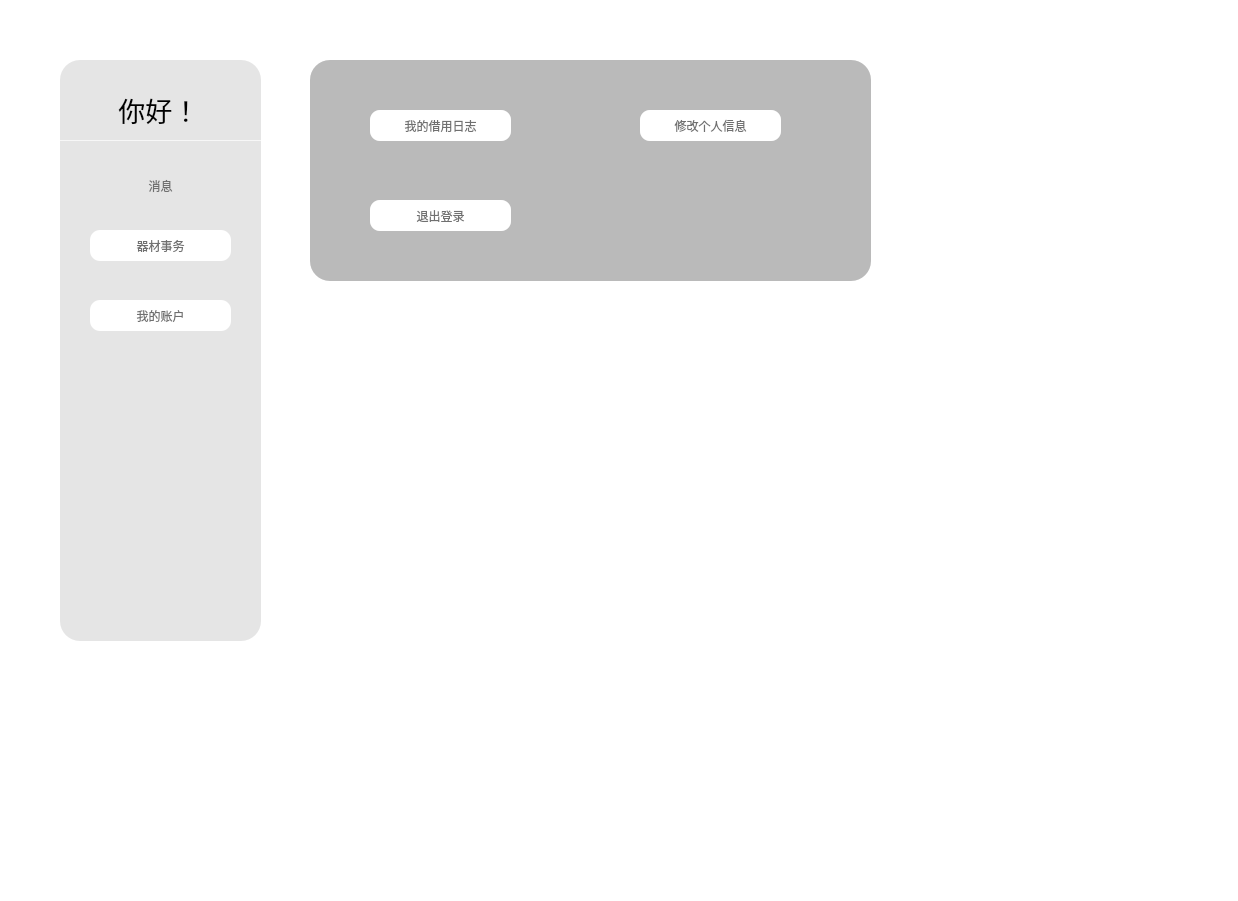
First picture: the form in view/homepage/studenthomepage.ui, repository JunWang666/LabNexus, before the edit.
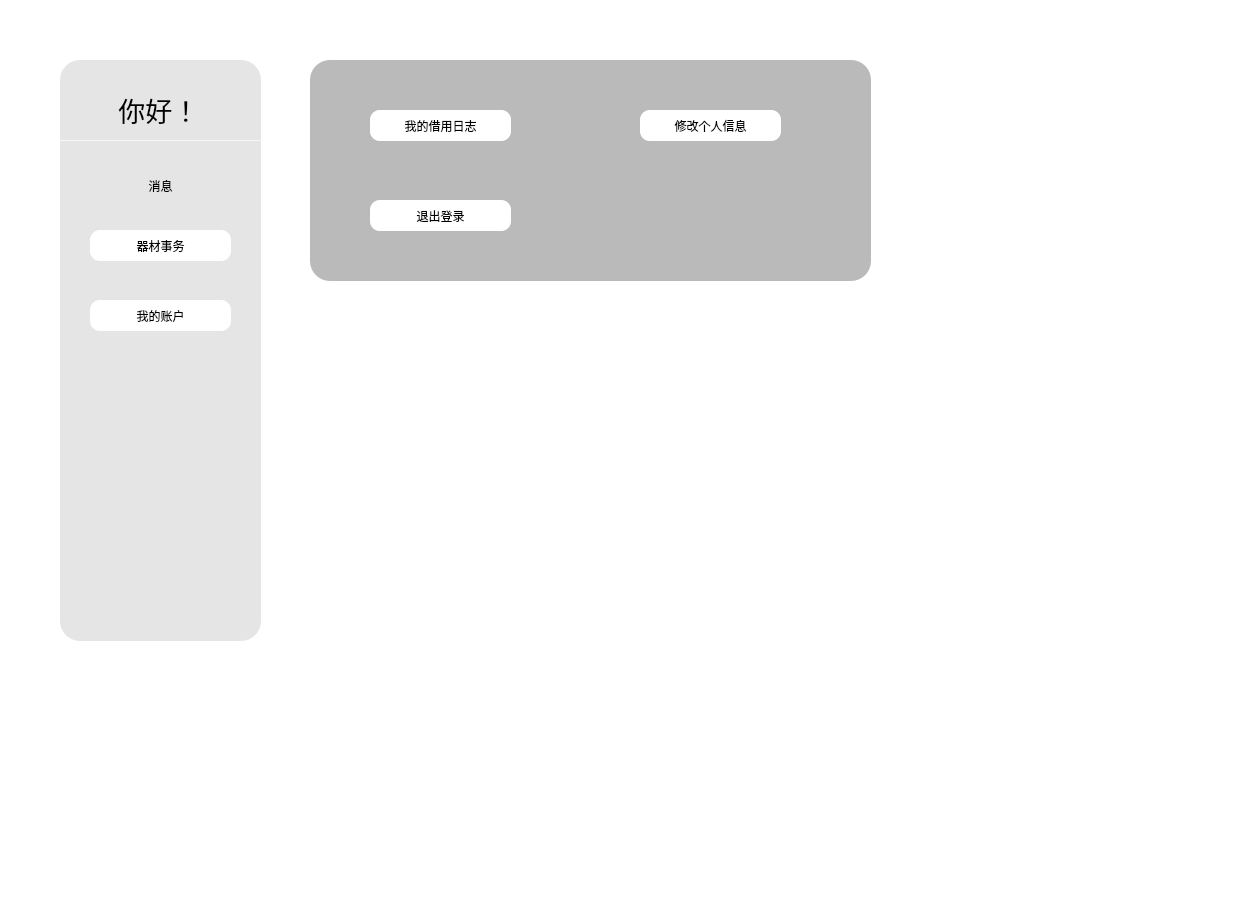
Second picture: the form after the edit. Icons and pictures are not drawn.

```diff
--- a/view/homepage/studenthomepage.ui
+++ b/view/homepage/studenthomepage.ui
@@ -50,20 +50,16 @@
 
 QPushButton{
 border-radius:10px;
-
-    background-color: qradialgradient(spread:pad, cx:0.5, cy:1, radius:0.538, fx:0.496955, fy:1, stop:0 rgba(0, 220,
-    255, 255), stop:1 rgba(255, 205, 120, 255));
-    font:700 20pt &quot;Microsoft YaHei UI&quot;;
-    color: rgb(112, 112, 112);
+       background-color: qlineargradient(spread:repeat, x1:0, y1:0, x2:1, y2:1, stop:0 rgba(207, 0, 73, 255),
+       stop:0.363636 rgba(143, 92, 142, 255), stop:0.698864 rgba(96, 165, 163, 255), stop:1 rgba(0, 135, 255, 255));
+       font: 20pt &quot;Microsoft YaHei UI&quot;;
 }
 
 QPushButton#messageButton{
-
 border-radius:10px;
-    background-color: qradialgradient(spread:pad, cx:0.5, cy:1, radius:0.538, fx:0.496955, fy:1, stop:0 rgba(0, 220,
-    255, 255), stop:1 rgba(255, 205, 120, 255));
-    font:700 20pt &quot;Microsoft YaHei UI&quot;;
-    color: rgb(112, 112, 112);
+       background-color: qlineargradient(spread:repeat, x1:0, y1:0, x2:1, y2:1, stop:0 rgba(207, 0, 73, 255),
+       stop:0.363636 rgba(143, 92, 142, 255), stop:0.698864 rgba(96, 165, 163, 255), stop:1 rgba(0, 135, 255, 255));
+       font: 20pt &quot;Microsoft YaHei UI&quot;;
 }
 
 
@@ -73,6 +69,7 @@
     255), stop:1 rgba(255, 205, 120, 255));
     font: 20pt &quot;Microsoft YaHei UI&quot;;
 }
+
 QPushButton:pressed{
     border-radius:10px;
 
```
Left out of the diff: 30 changed lines with no effect on the pictures.
